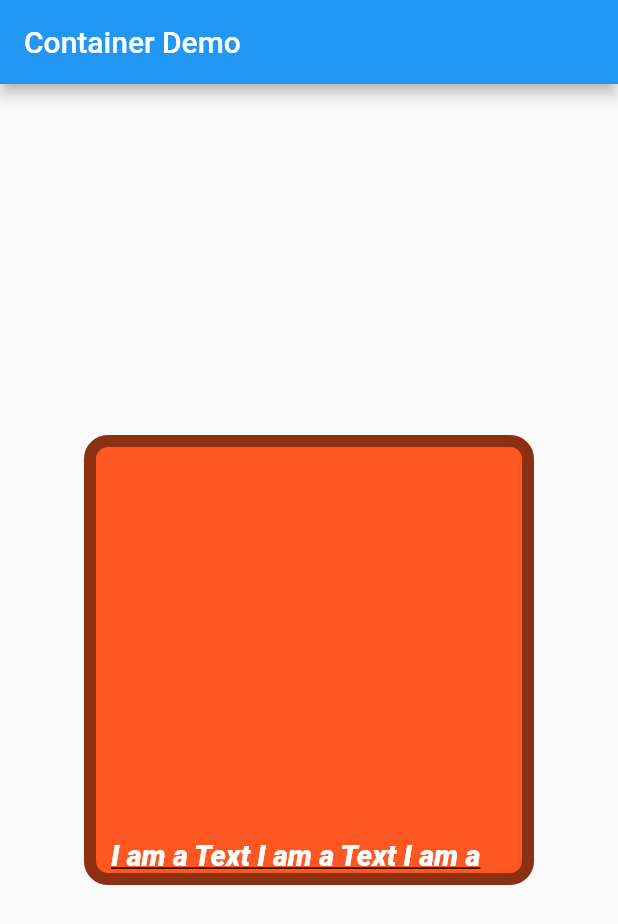
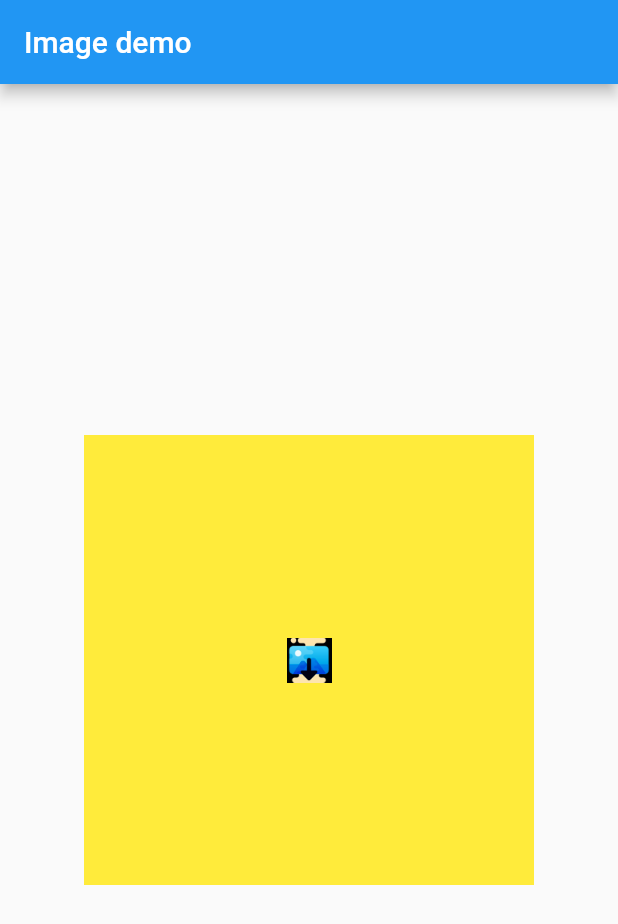
Before and after one commit to DJSeokHo/sh_flutter_code, a Flutter app: the screen it shows after launch, on a phone screen of 412 x 824 dp. Shown: the top 924 px of the screen. Run offline on Flutter 3.47's test engine with Material 2 defaults, Android fonts, the phone set to English and light mode, and no system bars.

Commit message:
Seok Ho
add image example

```diff
--- a/lib/main.dart
+++ b/lib/main.dart
@@ -3,12 +3,14 @@ import 'package:sh_flutter_code/dart/dart_test.dart';
 import 'package:sh_flutter_code/tutorial/flutter_basic/flutter_basic_01.dart';
 import 'package:sh_flutter_code/tutorial/flutter_basic/flutter_basic_02.dart';
 import 'package:sh_flutter_code/tutorial/flutter_basic/flutter_basic_container.dart';
+import 'package:sh_flutter_code/tutorial/flutter_basic/flutter_basic_image.dart';
 
 void main() {
 
   // runApp(const FlutterBasic01());
   // runApp(const FlutterBasic02());
-  runApp(const ContainerDemoView());
+  // runApp(const ContainerDemoView());
+  runApp(const FlutterBasicImageView());
 
   // runApp(const MyApp());
 
--- /dev/null
+++ b/lib/tutorial/flutter_basic/flutter_basic_image.dart
@@ -0,0 +1,115 @@
+
+import 'package:flutter/material.dart';
+
+class FlutterBasicImageView extends StatelessWidget {
+
+  const FlutterBasicImageView({super.key});
+
+  @override
+  Widget build(BuildContext context) {
+
+    return MaterialApp(
+      home: Scaffold(
+        appBar: AppBar(
+          title: const Text("Image demo"),
+        ),
+        // body: _NetworkImageView(),
+        // body: _RoundedCornerImageView(),
+        body: _AssetsImageView(),
+      ),
+    );
+
+  }
+
+}
+
+/// 圆角Image
+class _RoundedCornerImageView extends StatelessWidget {
+
+  @override
+  Widget build(BuildContext context) {
+
+    return Center(
+      child: Container(
+        child: Container(
+          width: 300,
+          height: 300,
+          decoration: BoxDecoration(
+            color: Colors.yellow,
+            borderRadius: BorderRadius.circular(150),
+            image: const DecorationImage(
+              image: NetworkImage( "https://cdn1.epicgames.com/salesEvent/salesEvent/EGS_GenshinImpact_miHoYoLimited_S2_1200x1600-c12cdcc2cac330df2185aa58c508e820"),
+              fit: BoxFit.cover
+            )
+          ),
+
+        ),
+      ),
+    );
+
+  }
+}
+
+/// 加载本地图片，在项目跟目录建立images，然后添加 2.0x, 3.0x, 4.0x，放入同名4个文件，然后在pubspec.yaml找到assets进行配置
+class _AssetsImageView extends StatelessWidget {
+
+  @override
+  Widget build(BuildContext context) {
+    return Center(
+      child: Container(
+        child: Container(
+          width: 300,
+          height: 300,
+          decoration: const BoxDecoration(
+              color: Colors.yellow
+          ),
+          child: Image.asset(
+            "images/a.png",
+            alignment: Alignment.center,
+            color: Colors.black, // 混合用的颜色
+            colorBlendMode: BlendMode.overlay, // 混合模式
+            // fit: BoxFit.cover, // 图片的裁剪显示方式, cover，可能拉伸，可能剪切，图片要充满整个容器，还不能变形
+            // fit: BoxFit.fill, // 图片的裁剪显示方式, fill，图片会被拉伸变形，图片要充满整个容器
+            // fit: BoxFit.contain, // 图片的裁剪显示方式, contain，显示原始比例，图片要充满整个容器，有可能留下间隙
+            // fit: BoxFit.fitWidth,
+            // fit: BoxFit.fitHeight,
+            // repeat: ImageRepeat.repeatX, // 有空隙的地方重复图片来进行填充
+          ),
+        ),
+      ),
+    );
+  }
+
+}
+
+/// 加载网络图片
+class _NetworkImageView extends StatelessWidget {
+
+  @override
+  Widget build(BuildContext context) {
+    return Center(
+      child: Container(
+        child: Container(
+          width: 300,
+          height: 300,
+          decoration: const BoxDecoration(
+            color: Colors.yellow
+          ),
+          child: Image.network(
+            "https://cdn1.epicgames.com/salesEvent/salesEvent/EGS_GenshinImpact_miHoYoLimited_S2_1200x1600-c12cdcc2cac330df2185aa58c508e820",
+            alignment: Alignment.topLeft,
+            color: Colors.black, // 混合用的颜色
+            colorBlendMode: BlendMode.overlay, // 混合模式
+            // fit: BoxFit.cover, // 图片的裁剪显示方式, cover，可能拉伸，可能剪切，图片要充满整个容器，还不能变形
+            // fit: BoxFit.fill, // 图片的裁剪显示方式, fill，图片会被拉伸变形，图片要充满整个容器
+            // fit: BoxFit.contain, // 图片的裁剪显示方式, contain，显示原始比例，图片要充满整个容器，有可能留下间隙
+            // fit: BoxFit.fitWidth,
+            // fit: BoxFit.fitHeight,
+            repeat: ImageRepeat.repeatX, // 有空隙的地方重复图片来进行填充
+          ),
+        ),
+      ),
+    );
+  }
+
+}
```
Also changed, not shown: pubspec.yaml (+5 -3 lines), images/2.0x/a.png (added), images/3.0x/a.png (added), images/4.0x/a.png (added), images/a.png (added).
